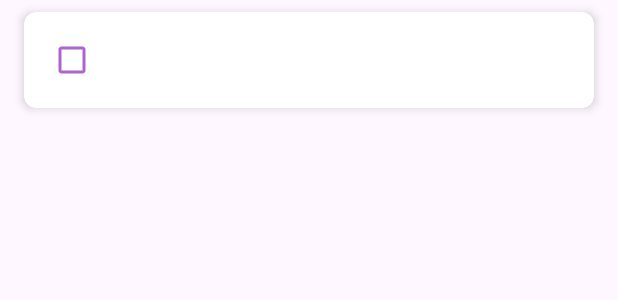
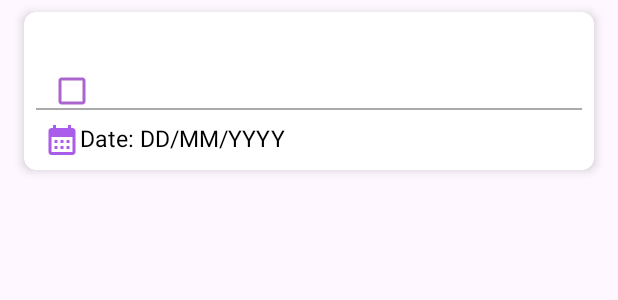
Before and after one commit to shams72/FunTaskTic, an Android app: the layout task_layout.xml on its own in the app's theme, with its tools: preview values and no code run, on a phone screen of 412 x 824 dp. Shown: the top 300 px of the screen. Run offline under Robolectric (Android 15) with nearby library versions, the phone set to English and light mode, and no system bars.

Commit message:
DateFeatureAdded

```diff
--- /dev/null
+++ b/app/src/main/res/drawable-anydpi/ic_action_calendar.xml
@@ -0,0 +1,11 @@
+<vector xmlns:android="http://schemas.android.com/apk/res/android"
+    android:width="24dp"
+    android:height="24dp"
+    android:viewportWidth="24"
+    android:viewportHeight="24"
+    android:tint="#9533E5"
+    android:alpha="0.8">
+  <path
+      android:fillColor="@android:color/white"
+      android:pathData="M19,4h-1V2h-2v2H8V2H6v2H5C3.89,4 3.01,4.9 3.01,6L3,20c0,1.1 0.89,2 2,2h14c1.1,0 2,-0.9 2,-2V6C21,4.9 20.1,4 19,4zM19,20H5V10h14V20zM9,14H7v-2h2V14zM13,14h-2v-2h2V14zM17,14h-2v-2h2V14zM9,18H7v-2h2V18zM13,18h-2v-2h2V18zM17,18h-2v-2h2V18z"/>
+</vector>
--- a/app/src/main/res/layout/task_layout.xml
+++ b/app/src/main/res/layout/task_layout.xml
@@ -10,16 +10,40 @@
 
     <RelativeLayout
         android:layout_width="wrap_content"
-        android:layout_height="match_parent"
-        android:padding="8dp">
+        android:layout_height="wrap_content"
+        android:paddingStart="8dp"
+        android:paddingEnd="8dp"
+        android:paddingTop="8dp"
+        android:paddingBottom="8dp">
 
         <CheckBox
             android:id="@+id/todoCheckBox"
             android:layout_width="wrap_content"
             android:layout_height="wrap_content"
             android:buttonTint="@android:color/holo_purple"
-            android:paddingStart="8dp"
+            android:layout_centerVertical="true"
             tool:text="Dies ist eine Beispielaufgabe innerhalb der Anwendung." />
+
+        <View
+            android:id="@+id/separatorLine"
+            android:layout_width="match_parent"
+            android:layout_height="1dp"
+            android:layout_below="@id/todoCheckBox"
+            android:layout_marginTop="8dp"
+            android:background="@android:color/darker_gray" />
+
+        <TextView
+            android:id="@+id/todoDate"
+            android:layout_width="wrap_content"
+            android:layout_height="wrap_content"
+            android:layout_below="@id/separatorLine"
+            android:layout_marginTop="8dp"
+            android:text="Date: DD/MM/YYYY"
+            android:paddingStart="5.5dp"
+            android:textColor="@android:color/black"
+            android:drawableStart="@drawable/ic_action_calendar"
+            android:textSize="15sp" />
+
     </RelativeLayout>
 
 </androidx.cardview.widget.CardView>
```
Also changed, not shown: app/src/main/java/com/example/funtasktic_app_/Adapter/ToDoAdapter.java (+6 -1 lines), app/src/main/java/com/example/funtasktic_app_/AddNewTask.java (+14 -15 lines), app/src/main/java/com/example/funtasktic_app_/Model/ToDoModel.java (+7 -1 lines), app/src/main/java/com/example/funtasktic_app_/Utils/DatabaseHandler.java (+21 -2 lines), app/src/main/res/drawable-hdpi/ic_action_calendar.png (added), app/src/main/res/drawable-mdpi/ic_action_calendar.png (added), app/src/main/res/drawable-xhdpi/ic_action_calendar.png (added), app/src/main/res/drawable-xxhdpi/ic_action_calendar.png (added).
